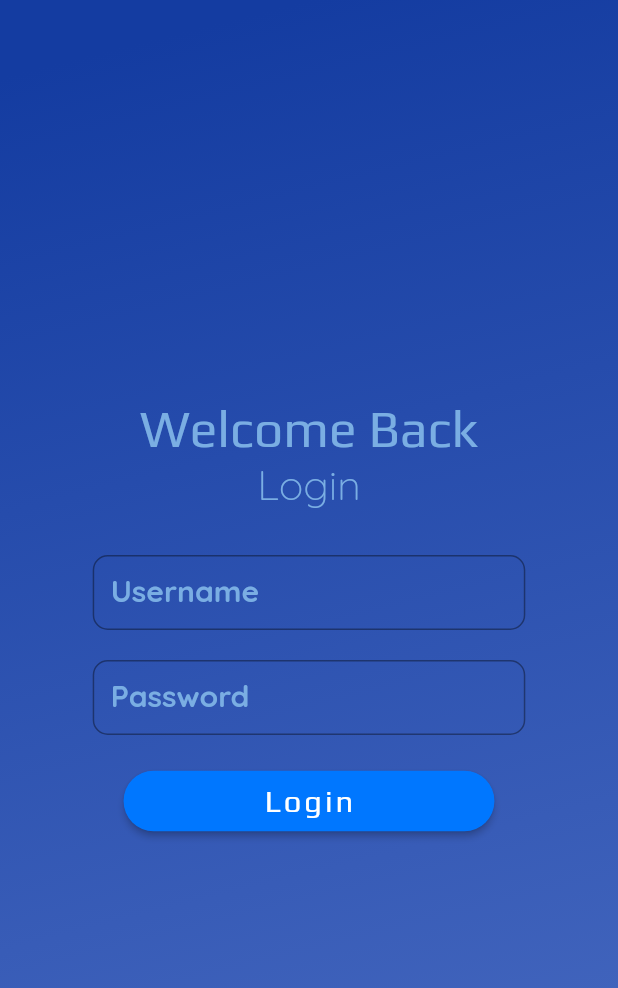
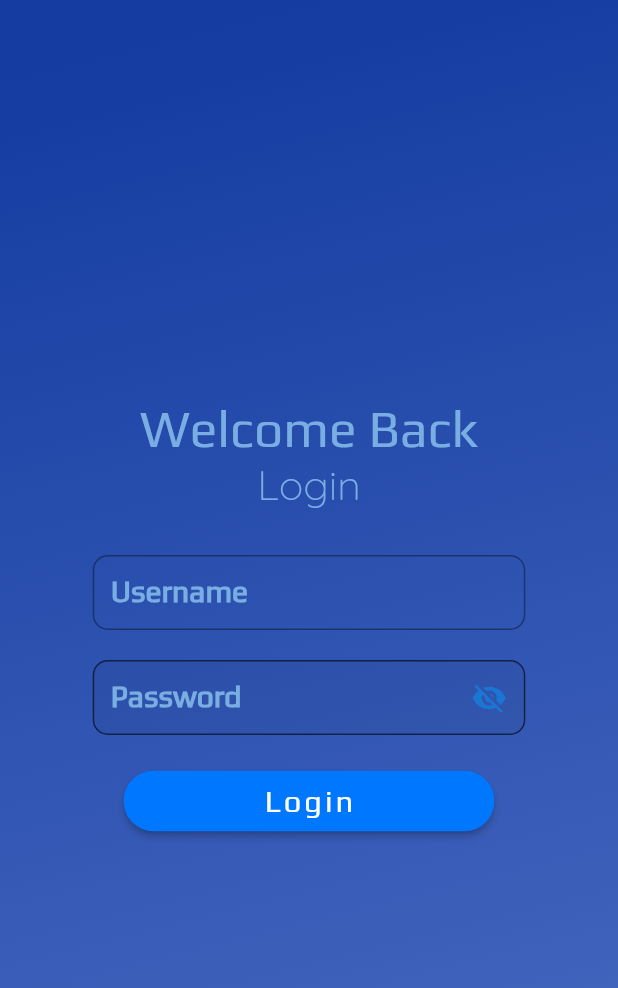
Before and after one commit to udityaprakash/StudyNode, a Flutter app: the screen it shows after launch, on a phone screen of 412 x 824 dp. Shown: the top 988 px of the screen. Run offline on Flutter 3.47's test engine with Material 2 defaults, Android fonts, the light colour scheme and no system bars; our stand-ins replace animated_splash_screen, connectivity_plus, fluttertoast, lottie.

Commit message:
added password visible option

```diff
--- a/lib/components/designs.dart
+++ b/lib/components/designs.dart
@@ -44,47 +44,83 @@ Widget InputFieldgenerator(String hinttxt, BuildContext context,
       onChanged: check,
       style: const TextStyle(
         fontSize: 20,
-        fontFamily: 'Quicksand',
+        fontFamily: 'Play',
         fontWeight: FontWeight.w700,
       ),
-      // validator: functi,
-      decoration: InputDecoration(
-          isDense: true,
-          labelText: hinttxt,
-          labelStyle: TextStyle(
-              color: navtextcolor,
-              fontSize: 20,
-              fontFamily: 'Quicksand',
-              fontWeight: FontWeight.w700),
-          // fillColor: Color.fromRGBO(150, 150, 150, 0.37),
-          // filled: true,
-          border: const OutlineInputBorder(
-              borderRadius: BorderRadius.all(Radius.circular(10.0)))),
+      decoration:fielddesign(hinttxt)
     ),
   );
 }
 
-Widget InputTxt(String text, bool obscure, BuildContext context, {controller}) {
-  return TextField(
-    controller: controller,
-    obscureText: obscure,
-    decoration: InputDecoration(
-      prefixIcon: Icon(Icons.account_circle),
-      hintText: text,
-      // icon: Icon(Icons.account_circle,color: Color.fromARGB(255, 30, 111, 233)),
-      // hintText: 'Hint Text',
-      helperText: 'Helper Text',
-      counterText: '0 characters',
-      border: OutlineInputBorder(
-          // borderSide: BorderSide(color: Colors.blueAccent, width: 2.0),
-          borderRadius: BorderRadius.circular(30.0)),
+InputDecoration fielddesign(text){
+  return InputDecoration(
+          isDense: true,
+          labelText: text,
+          labelStyle: TextStyle(
+              color: navtextcolor,
+              fontSize: 20,
+              fontFamily: 'Play',
+              fontWeight: FontWeight.w700),
+          border: const OutlineInputBorder(
+              borderRadius: BorderRadius.all(Radius.circular(10.0))));
+}
+
+Widget Inputpassfield(String hinttxt, bool _passwordVisible, context, funct,
+    {controller}) {
+  return SizedBox(
+    height: MediaQuery.of(context).size.height / 15,
+    child: TextField(
+      maxLines: 1,
+      controller: controller,
+      style: const TextStyle(
+        fontSize: 20,
+        fontFamily: 'Play',
+        fontWeight: FontWeight.w700,
+      ),
+      obscureText: _passwordVisible,
+      decoration: InputDecoration(
+        suffixIcon: IconButton(
+          icon: Icon(
+            _passwordVisible ? Icons.visibility_off : Icons.visibility,
+            color: Theme.of(context).primaryColorDark,
+          ),
+          onPressed: funct,
+        ),
+        // hintText: hinttxt,
+        labelText: hinttxt,
+        labelStyle: TextStyle(
+              color: navtextcolor,
+              fontSize: 20,
+              fontFamily: 'Play',
+              fontWeight: FontWeight.w700),
+        filled: true,
+        border: const OutlineInputBorder(
+          borderRadius: BorderRadius.all(Radius.circular(10.0)),
+        ),
+      ),
     ),
-
-    onChanged: (value) {
-      value = text;
-    },
   );
 }
+
+// Widget InputTxt(String text, bool obscure, BuildContext context, {controller}) {
+//   return TextField(
+//     controller: controller,
+//     obscureText: obscure,
+//     decoration: InputDecoration(
+//       prefixIcon: Icon(Icons.account_circle),
+//       hintText: text,
+//       helperText: 'Helper Text',
+//       counterText: '0 characters',
+//       border: OutlineInputBorder(
+//           // borderSide: BorderSide(color: Colors.blueAccent, width: 2.0),
+//           borderRadius: BorderRadius.circular(30.0)),
+//     ),
+
+//     onChanged: (value) {
+//       value = text;
+//     },
+//   );
+// }
 
 
 
@@ -119,10 +155,6 @@ Widget buttongenerator(String quote, BuildContext context, function) {
   );
 }
 
-Widget btn({func, text}) {
-  return ElevatedButton(onPressed: () {}, child: Text('hrrr'));
-}
-
 void Toastmsg({msg}){
   Fluttertoast.showToast(
           msg:msg,
--- a/lib/components/landingpage/edumar.dart
+++ b/lib/components/landingpage/edumar.dart
@@ -19,6 +19,7 @@ class _firstpageState extends State<firstpage> {
   bool _isloading = false;
   TextEditingController _usernameController = new TextEditingController();
   TextEditingController _passController = new TextEditingController();
+   bool _passwordVisible = true;
   // bool isOnline = await hasNetwork();
   @override
   @override
@@ -58,8 +59,15 @@ class _firstpageState extends State<firstpage> {
             SizedBox(
                 width: MediaQuery.of(context).size.width * 0.7,
                 height: 50,
-                child: InputFieldgenerator('Password', context,
-                    obscure: true, controller: _passController)),
+                child: Inputpassfield('Password', _passwordVisible, context, () {
+                            setState(() {
+                              _passwordVisible = !_passwordVisible;
+                            });
+                          },
+                          )
+                          ),
+                // InputFieldgenerator('Password', context,
+                //     obscure: true, controller: _passController)),
             SizedBox(
               height: 20,
             ),
```
